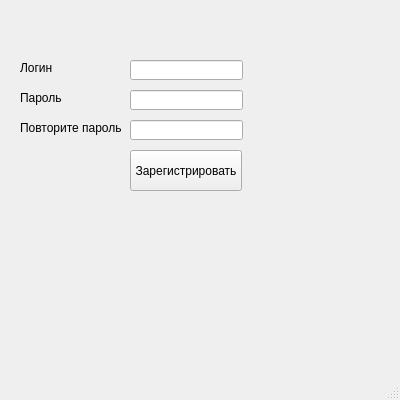
This is ui_files/reg.ui in SagitovR2/STG_V2.0 as Qt 5 draws it before an edit. The edited form follows.
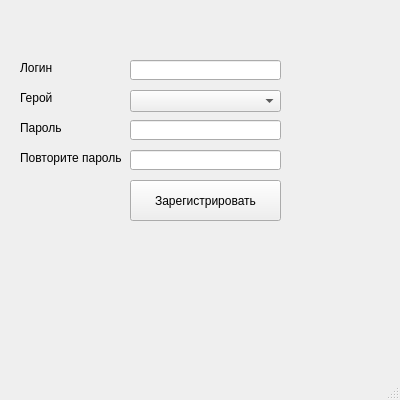
This is the edited form.

The edit to the form file:
```diff
--- a/ui_files/reg.ui
+++ b/ui_files/reg.ui
@@ -19,7 +19,7 @@
      <rect>
       <x>130</x>
       <y>60</y>
-      <width>113</width>
+      <width>151</width>
       <height>20</height>
      </rect>
     </property>
@@ -28,8 +28,8 @@
     <property name="geometry">
      <rect>
       <x>130</x>
-      <y>90</y>
-      <width>113</width>
+      <y>120</y>
+      <width>151</width>
       <height>20</height>
      </rect>
     </property>
@@ -41,8 +41,8 @@
     <property name="geometry">
      <rect>
       <x>130</x>
-      <y>120</y>
-      <width>113</width>
+      <y>150</y>
+      <width>151</width>
       <height>20</height>
      </rect>
     </property>
@@ -54,8 +54,8 @@
     <property name="geometry">
      <rect>
       <x>130</x>
-      <y>150</y>
-      <width>112</width>
+      <y>180</y>
+      <width>151</width>
       <height>41</height>
      </rect>
     </property>
@@ -80,7 +80,7 @@
     <property name="geometry">
      <rect>
       <x>20</x>
-      <y>90</y>
+      <y>120</y>
       <width>111</width>
       <height>16</height>
      </rect>
@@ -93,7 +93,7 @@
     <property name="geometry">
      <rect>
       <x>20</x>
-      <y>120</y>
+      <y>150</y>
       <width>111</width>
       <height>16</height>
      </rect>
@@ -115,6 +115,29 @@
      <string/>
     </property>
    </widget>
+   <widget class="QComboBox" name="comboBox">
+    <property name="geometry">
+     <rect>
+      <x>130</x>
+      <y>90</y>
+      <width>151</width>
+      <height>22</height>
+     </rect>
+    </property>
+   </widget>
+   <widget class="QLabel" name="label_5">
+    <property name="geometry">
+     <rect>
+      <x>20</x>
+      <y>90</y>
+      <width>61</width>
+      <height>16</height>
+     </rect>
+    </property>
+    <property name="text">
+     <string>Герой</string>
+    </property>
+   </widget>
   </widget>
   <widget class="QMenuBar" name="menubar">
    <property name="geometry">
```
